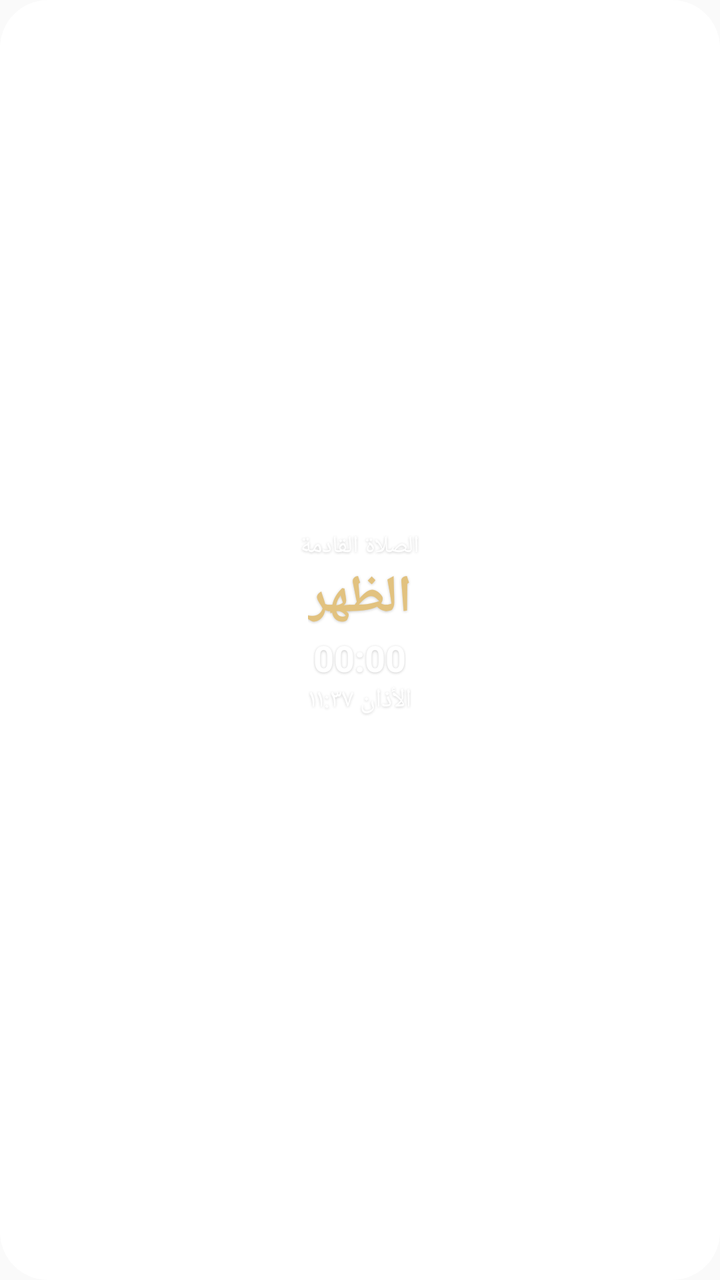
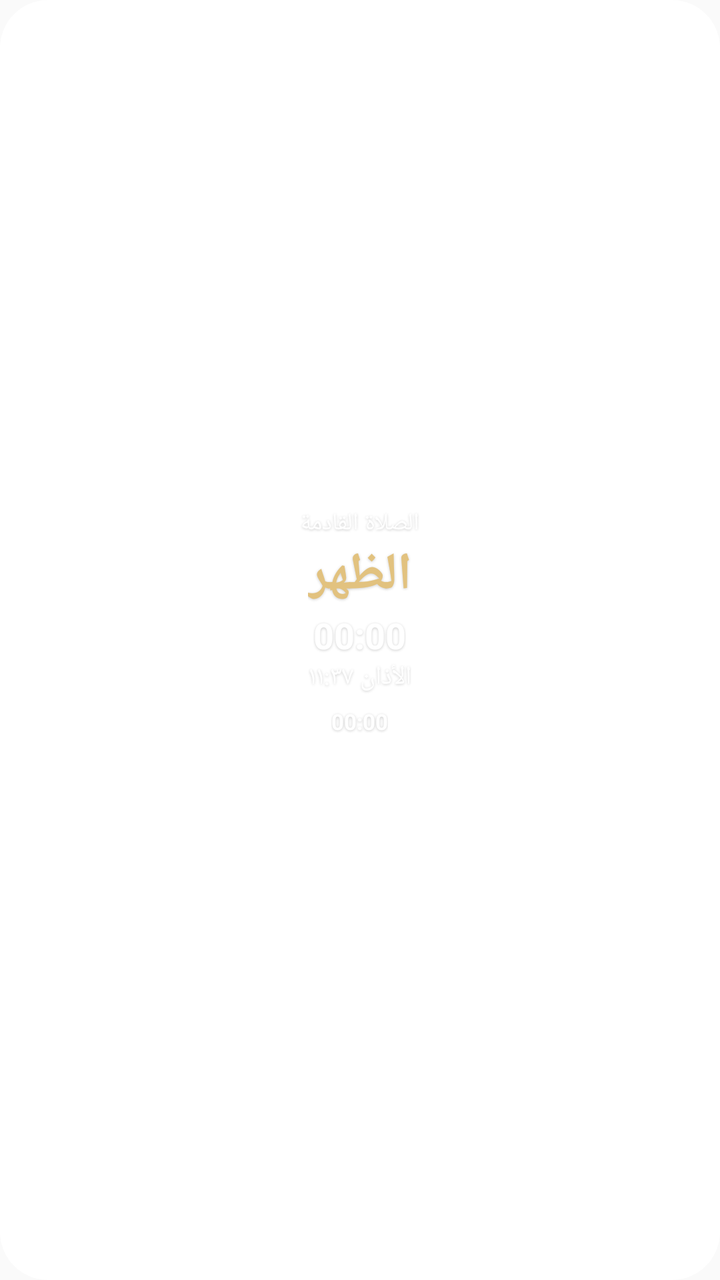

Before-and-after screenshots of an Android layout around one commit, followed by the original layout XML and the change that was made.
<!-- AndroidManifest.xml: application theme AppTheme -->
<!-- res/layout/widget_wird.xml -->
<?xml version="1.0" encoding="utf-8"?>
<FrameLayout xmlns:android="http://schemas.android.com/apk/res/android" android:id="@+id/w_root" android:layout_width="match_parent" android:layout_height="match_parent" android:layoutDirection="rtl">
 <ImageView android:id="@+id/w_bg" android:layout_width="match_parent" android:layout_height="match_parent" android:src="@drawable/wbg" android:scaleType="fitXY" android:importantForAccessibility="no"/>
 <LinearLayout android:layout_width="match_parent" android:layout_height="match_parent" android:orientation="vertical" android:gravity="center" android:padding="12dp">
  <TextView android:shadowColor="#33000000" android:shadowDy="1" android:shadowRadius="3" android:id="@+id/w_lbl" android:layout_width="wrap_content" android:layout_height="wrap_content" android:textSize="12sp" android:textColor="#FFFFFF" android:text="الصلاة القادمة"/>
  <TextView android:shadowColor="#33000000" android:shadowDy="1" android:shadowRadius="3" android:id="@+id/w_name" android:layout_width="wrap_content" android:layout_height="wrap_content" android:textSize="26sp" android:text="الظهر" android:textStyle="bold" android:textColor="#E2C27F"/>
  <Chronometer android:shadowColor="#33000000" android:shadowDy="1" android:shadowRadius="3" android:id="@+id/w_timer" android:layout_width="wrap_content" android:layout_height="wrap_content" android:countDown="true" android:textColor="#FFFFFF" android:textSize="18sp" android:textStyle="bold"/>
  <TextView android:shadowColor="#33000000" android:shadowDy="1" android:shadowRadius="3" android:id="@+id/w_time" android:layout_width="wrap_content" android:layout_height="wrap_content" android:textSize="13sp" android:textColor="#FFFFFF" android:text="الأذان ١١:٣٧"/>
  <TextView android:shadowColor="#33000000" android:shadowDy="1" android:shadowRadius="3" android:id="@+id/w_hijri" android:layout_width="wrap_content" android:layout_height="wrap_content" android:textSize="11sp" android:textColor="#FFFFFF" android:layout_marginTop="2dp" android:maxLines="1"/>
 </LinearLayout>
</FrameLayout>
<!-- resources referenced by this layout -->
<resources>
  <!-- drawable wbg (drawable) -->
  <shape xmlns:android="http://schemas.android.com/apk/res/android" android:shape="rectangle">
    <solid android:color="#FFFFFFFF"/>
    <corners android:radius="24dp"/>
  </shape>
  <style name="AppTheme" parent="Theme.AppCompat.Light.DarkActionBar">
          
          <item name="colorPrimary">@color/colorPrimary</item>
          <item name="colorPrimaryDark">@color/colorPrimaryDark</item>
          <item name="colorAccent">@color/colorAccent</item>
      </style>
</resources>

<!-- the commit's change to res/layout/widget_wird.xml (unified diff, before → after) -->
@@ -6,6 +6,6 @@
   <TextView android:shadowColor="#33000000" android:shadowDy="1" android:shadowRadius="3" android:id="@+id/w_name" android:layout_width="wrap_content" android:layout_height="wrap_content" android:textSize="26sp" android:text="الظهر" android:textStyle="bold" android:textColor="#E2C27F"/>
   <Chronometer android:shadowColor="#33000000" android:shadowDy="1" android:shadowRadius="3" android:id="@+id/w_timer" android:layout_width="wrap_content" android:layout_height="wrap_content" android:countDown="true" android:textColor="#FFFFFF" android:textSize="18sp" android:textStyle="bold"/>
   <TextView android:shadowColor="#33000000" android:shadowDy="1" android:shadowRadius="3" android:id="@+id/w_time" android:layout_width="wrap_content" android:layout_height="wrap_content" android:textSize="13sp" android:textColor="#FFFFFF" android:text="الأذان ١١:٣٧"/>
-  <TextView android:shadowColor="#33000000" android:shadowDy="1" android:shadowRadius="3" android:id="@+id/w_hijri" android:layout_width="wrap_content" android:layout_height="wrap_content" android:textSize="11sp" android:textColor="#FFFFFF" android:layout_marginTop="2dp" android:maxLines="1"/>
+  <LinearLayout android:id="@+id/w_prev" android:layout_width="wrap_content" android:layout_height="wrap_content" android:orientation="horizontal" android:gravity="center" android:background="@drawable/wcard" android:paddingHorizontal="10dp" android:paddingVertical="2dp" android:layout_marginTop="4dp"><TextView android:shadowColor="#33000000" android:shadowDy="1" android:shadowRadius="3" android:id="@+id/w_plbl" android:layout_width="wrap_content" android:layout_height="wrap_content" android:textSize="11sp" android:textColor="#FFFFFF" /><Chronometer android:shadowColor="#33000000" android:shadowDy="1" android:shadowRadius="3" android:id="@+id/w_ptimer" android:layout_width="wrap_content" android:layout_height="wrap_content" android:textColor="#FFFFFF" android:textSize="11sp" android:textStyle="bold"/></LinearLayout><TextView android:shadowColor="#33000000" android:shadowDy="1" android:shadowRadius="3" android:id="@+id/w_hijri" android:layout_width="wrap_content" android:layout_height="wrap_content" android:textSize="11sp" android:textColor="#FFFFFF" android:layout_marginTop="2dp" android:maxLines="1"/>
  </LinearLayout>
 </FrameLayout>
<!-- resource entries referenced after the edit -->
@@ -4,6 +4,12 @@
   <shape xmlns:android="http://schemas.android.com/apk/res/android" android:shape="rectangle">
     <solid android:color="#FFFFFFFF"/>
     <corners android:radius="24dp"/>
+  </shape>
+  <!-- drawable wcard (drawable) -->
+  <shape xmlns:android="http://schemas.android.com/apk/res/android" android:shape="rectangle">
+    <solid android:color="#22FFFFFF"/>
+    <corners android:radius="16dp"/>
+    <stroke android:width="0.8dp" android:color="#26FFFFFF"/>
   </shape>
   <style name="AppTheme" parent="Theme.AppCompat.Light.DarkActionBar">
           
